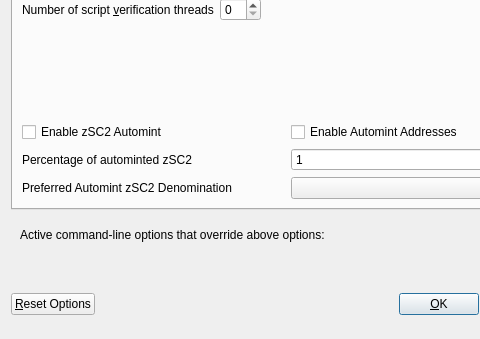
The window that src/qt/forms/optionsdialog.ui (MichaelHDesigns/securecloud2) describes before a commit, drawn with Qt 5; both pictures show x 0 to 480 and y 103 to 442 of the 576 by 442 pixel window.
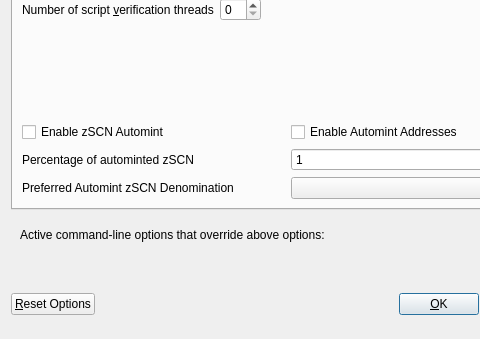
The same window after the commit. Custom widgets are drawn as their Qt base class.

```diff
--- a/src/qt/forms/optionsdialog.ui
+++ b/src/qt/forms/optionsdialog.ui
@@ -147,7 +147,7 @@
                <enum>Qt::LeftToRight</enum>
               </property>
               <property name="text">
-               <string>Enable zSC2 Automint</string>
+               <string>Enable zSCN Automint</string>
               </property>
              </widget>
             </item>
@@ -174,7 +174,7 @@
                <string>Percentage of incoming SC2 which get automatically converted to zSC2 via Zerocoin Protocol (min: 10%)</string>
               </property>
               <property name="text">
-               <string>Percentage of autominted zSC2</string>
+               <string>Percentage of autominted zSCN</string>
               </property>
              </widget>
             </item>
@@ -207,7 +207,7 @@
                <string>Wait with automatic conversion to Zerocoin until enough SC2 for this denomination is available</string>
               </property>
               <property name="text">
-               <string>Preferred Automint zSC2 Denomination</string>
+               <string>Preferred Automint zSCN Denomination</string>
               </property>
              </widget>
             </item>
```
Left out of the diff: 10 changed lines with no effect on the pictures.
